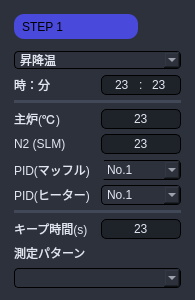
First picture: the form in Source code/gui_main/gui/widgets/py_pattern/temp_pattern.ui, repository coolandy345/MS4371, before the edit.
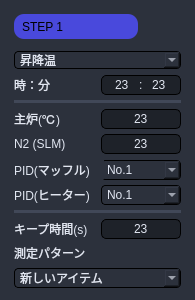
Second picture: the form after the edit.

```diff
--- a/Source code/gui_main/gui/widgets/py_pattern/temp_pattern.ui
+++ b/Source code/gui_main/gui/widgets/py_pattern/temp_pattern.ui
@@ -358,11 +358,16 @@
 border-radius: 4px;</string>
          </property>
          <property name="currentIndex">
-          <number>-1</number>
+          <number>0</number>
          </property>
          <property name="maxVisibleItems">
           <number>5</number>
          </property>
+         <item>
+          <property name="text">
+           <string>新しいアイテム</string>
+          </property>
+         </item>
         </widget>
        </item>
        <item row="2" column="0" colspan="3">
```
